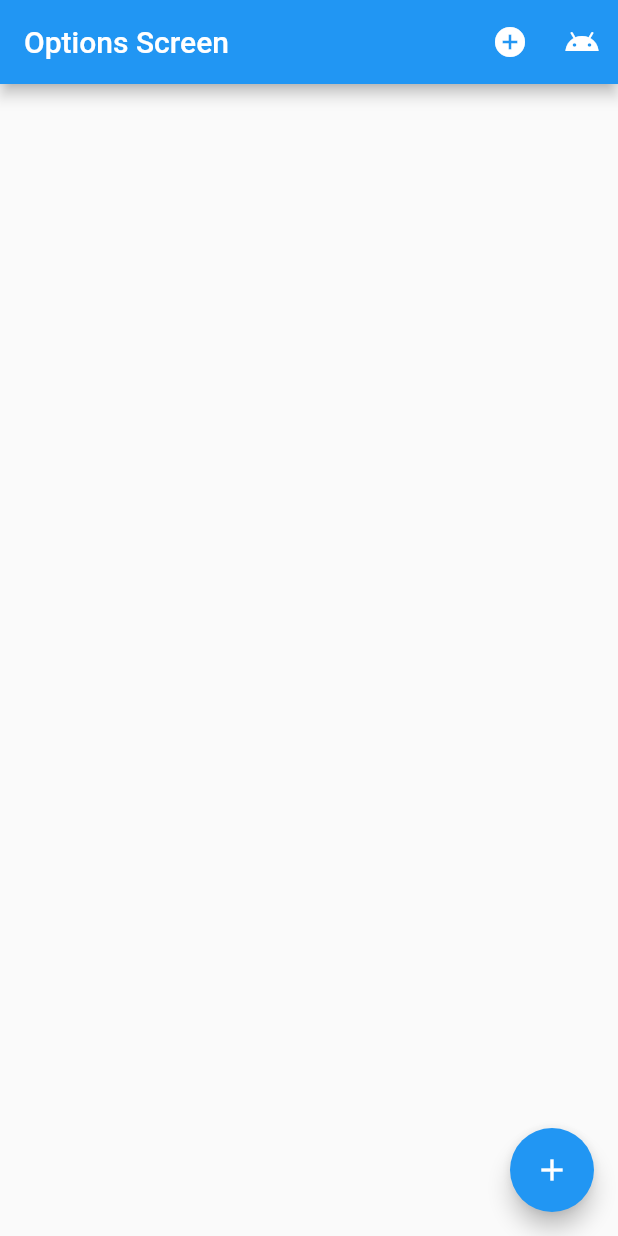
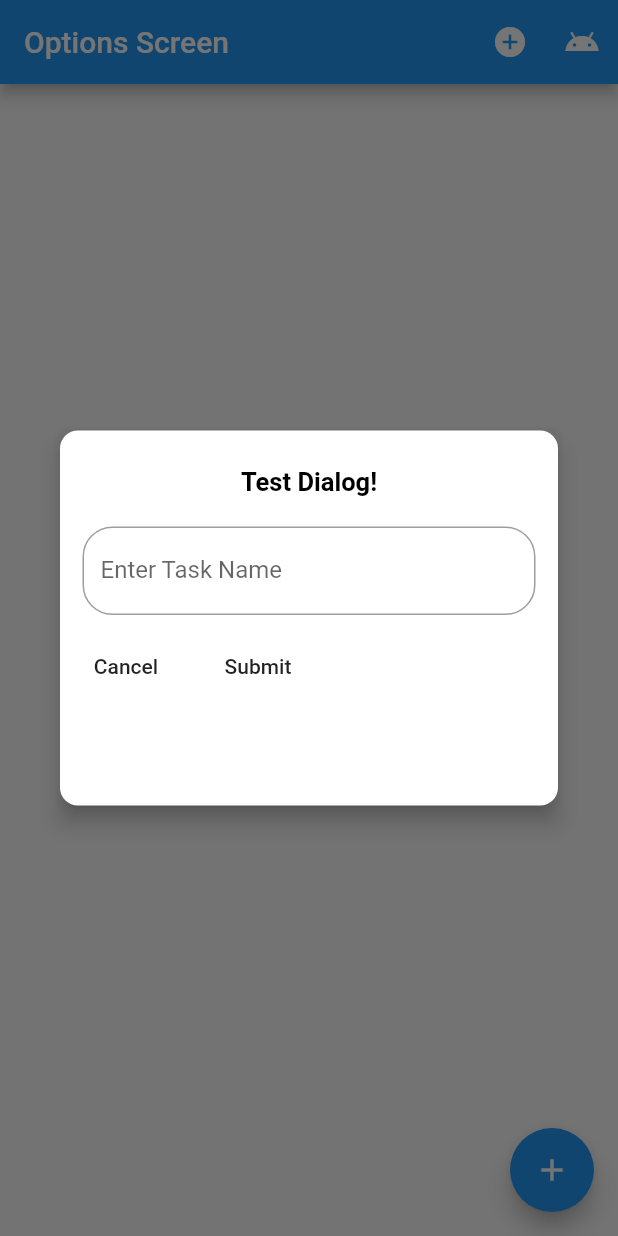
Before and after one commit to mancheskiL/OptionChooser, a Flutter app: the screen it shows after launch, after a tap on the "add circle" icon, on a phone screen of 412 x 824 dp. Run offline on Flutter 3.47's test engine with Material 2 defaults, Android fonts, the phone set to English and light mode, and no system bars.

Commit message:
dialog appears, and adds to list

```diff
--- a/lib/screens/list.dart
+++ b/lib/screens/list.dart
@@ -1,7 +1,6 @@
 import 'package:flutter/material.dart';
 import 'package:provider/provider.dart';
 import 'package:option_chooser/models/list.dart';
-import 'package:option_chooser/screens/dialog.dart';
 
 class MyList extends StatelessWidget {
   @override
@@ -16,19 +15,7 @@ class MyList extends StatelessWidget {
             onPressed: () {
               // var listAdd = context.read<ListModel>();
               // listAdd.add('test');
-              // return showDialog(
-              //     context: context,
-              //     builder: (BuildContext context) {
-              //       return Dialog(
-              //         shape: RoundedRectangleBorder(
-              //           borderRadius: BorderRadius.circular(50),
-              //         ),
-              //         elevation: 6,
-              //         backgroundColor: Colors.blue[100],
-              //         child: Text('Testing Dialog'),
-              //       );
-              //     });
-              return DialogWithTextField();
+              return _displayDialog(context);
             },
           ),
           IconButton(
@@ -49,6 +36,75 @@ class MyList extends StatelessWidget {
         onPressed: null,
         tooltip: 'Random selection',
         child: Icon(Icons.add),
+      ),
+    );
+  }
+
+  _displayDialog(BuildContext context) {
+    return showDialog(
+      context: context,
+      builder: (BuildContext context) {
+        return Dialog(
+          elevation: 6,
+          backgroundColor: Colors.transparent,
+          child: _DialogWithTextField(context),
+        );
+      },
+    );
+  }
+
+  Widget _DialogWithTextField(BuildContext context) {
+    TextEditingController _controller = TextEditingController();
+
+    return Container(
+      height: 250,
+      decoration: BoxDecoration(
+        color: Colors.white,
+        shape: BoxShape.rectangle,
+        borderRadius: BorderRadius.all(Radius.circular(12)),
+      ),
+      child: Column(
+        children: <Widget>[
+          SizedBox(height: 24),
+          Text(
+            'Test Dialog!',
+            textAlign: TextAlign.center,
+            style: TextStyle(
+                color: Colors.black, fontWeight: FontWeight.bold, fontSize: 17),
+          ),
+          SizedBox(height: 10),
+          Padding(
+            padding: EdgeInsets.only(top: 10, bottom: 10, right: 15, left: 15),
+            child: TextField(
+              maxLines: 1,
+              autofocus: false,
+              controller: _controller,
+              keyboardType: TextInputType.text,
+              decoration: InputDecoration(
+                labelText: 'Enter Task Name',
+                border: OutlineInputBorder(
+                  borderRadius: BorderRadius.circular(20),
+                ),
+              ),
+            ),
+          ),
+          Row(
+            children: <Widget>[
+              FlatButton(
+                onPressed: () => Navigator.pop(context),
+                child: Center(child: Text('Cancel')),
+              ),
+              FlatButton(
+                onPressed: () {
+                  var listAdd = context.read<ListModel>();
+                  listAdd.add('${_controller.value.text}');
+                  Navigator.pop(context);
+                },
+                child: Center(child: Text('Submit')),
+              ),
+            ],
+          ),
+        ],
       ),
     );
   }
```
Also changed, not shown: lib/screens/dialog.dart (deleted, +0 -63 lines).
